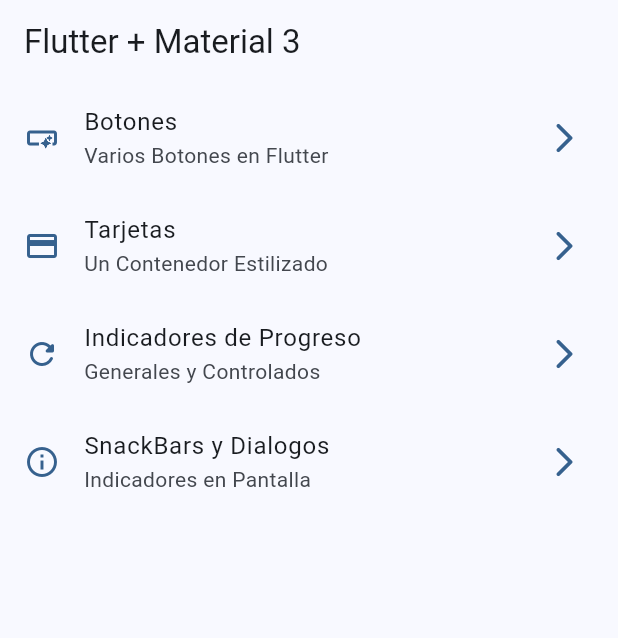
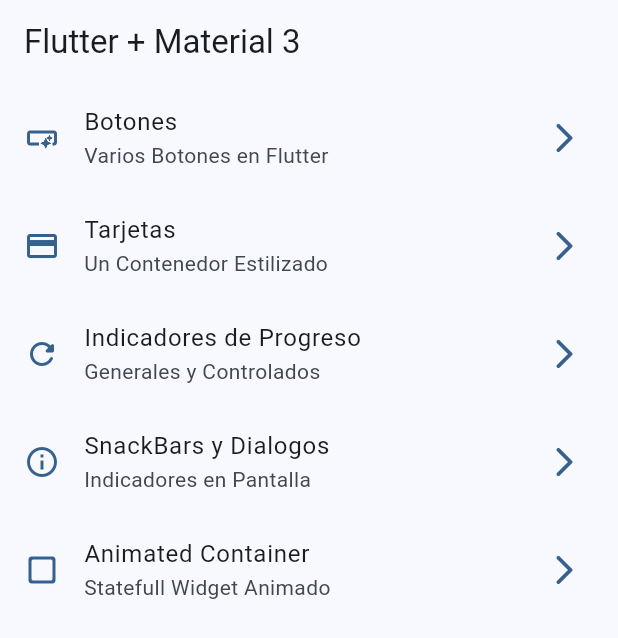
Before and after one commit to DiegoHCH/Widgets-App, a Flutter app: the screen it shows after launch, on a phone screen of 412 x 824 dp. Shown: the top 638 px of the screen. Run offline on Flutter 3.47's test engine with Material 2 defaults, Android fonts, the phone set to English and light mode, and no system bars; our stand-ins replace go_router.

Commit message:
Inicio Animated Container

```diff
--- a/lib/config/menu/menu_items.dart
+++ b/lib/config/menu/menu_items.dart
@@ -42,6 +42,12 @@ const appMenuItems = <MenuItem> [
     url: '/snackbars',
     icon: Icons.info_outline
   ),
+  MenuItem(
+    title: 'Animated Container',
+    subTitle: 'Statefull Widget Animado',
+    url: '/animated',
+    icon: Icons.check_box_outline_blank_rounded
+  ),
 
 
 ];
--- a/lib/config/router/app_router.dart
+++ b/lib/config/router/app_router.dart
@@ -35,5 +35,11 @@ final appRouter = GoRouter(
       name: SnackbarScreen.name,
       builder: ((context, state) => const SnackbarScreen())
     ),
+
+    GoRoute(
+      path: '/animated',
+      name: AnimatedScreen.name,
+      builder: ((context, state) => const AnimatedScreen())
+    ),
   ]
 );
```
Also changed, not shown: lib/presentation/screens/animated/animated_screen.dart (+21 -1 lines).
